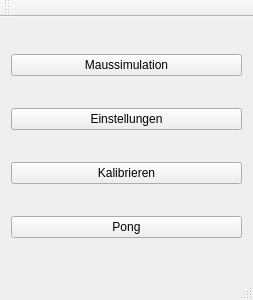
Qt form mainwindow.ui (Softwarebaecker/Tisch) before a commit.
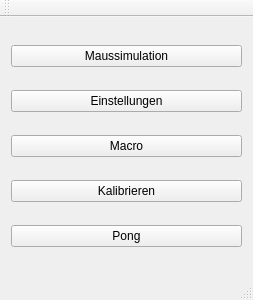
The same form after that commit.

```diff
--- a/mainwindow.ui
+++ b/mainwindow.ui
@@ -31,6 +31,13 @@
         </property>
        </widget>
       </item>
+      <item>
+       <widget class="QPushButton" name="button_macro">
+        <property name="text">
+         <string>Macro</string>
+        </property>
+       </widget>
+      </item>
       <item>
        <widget class="QPushButton" name="button_calibration">
         <property name="text">
```
